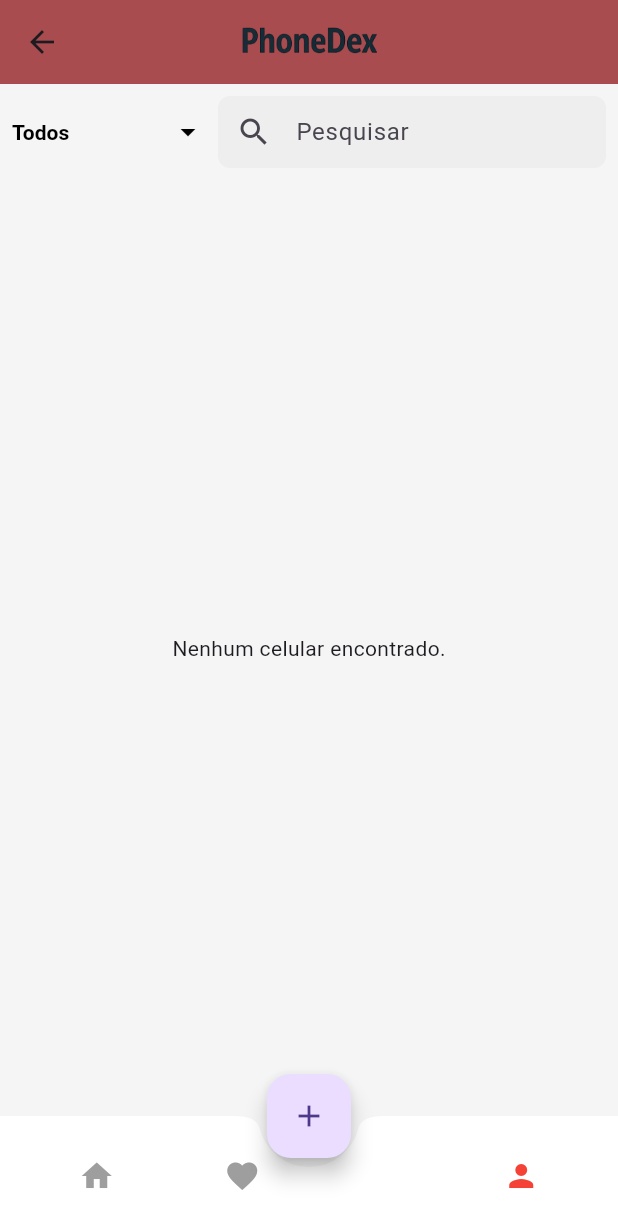
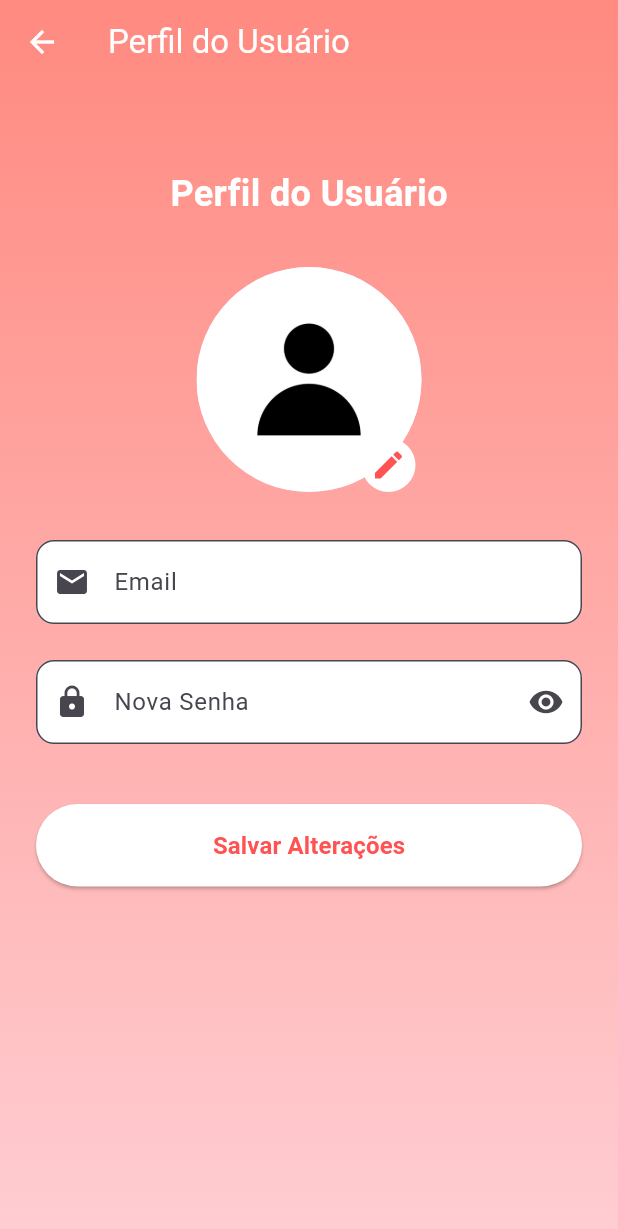
Before and after one commit to ian-veiga/PhoneDex, a Flutter app: the HomeScreen screen opened by its route, after a tap on the "person" icon, on a phone screen of 412 x 824 dp. Shown: the top 1229 px of the screen. Run offline on Flutter 3.47's test engine with Material 3 defaults, Android fonts, the phone set to English and light mode, and no system bars; our stand-ins replace cloud_firestore, firebase_auth, firebase_core, image_picker, permission_handler; accounts and stored records are empty; network calls fail.

Commit message:
alteração de telas e adição de perfil

```diff
--- a/lib/main.dart
+++ b/lib/main.dart
@@ -1,13 +1,14 @@
 import 'package:flutter/material.dart';
+import 'package:firebase_core/firebase_core.dart';
 import 'package:pphonedex/screens/register_screen.dart';
 import 'package:pphonedex/screens/splash_screen.dart';
 import 'package:pphonedex/screens/login_screen.dart';
 import 'package:pphonedex/screens/home_screen.dart';
 import 'package:pphonedex/screens/phone_detail_screen.dart';
-import '/core/firebase_config.dart';
 import 'package:pphonedex/screens/add_phone_screen.dart';
 import 'package:pphonedex/screens/SelectOpponentScreen.dart';
-import 'package:firebase_core/firebase_core.dart';
+import 'package:pphonedex/screens/profile_screen.dart'; // 👈 NOVO: tela de perfil
+import '/core/firebase_config.dart';
 
 void main() async {
   WidgetsFlutterBinding.ensureInitialized();
@@ -34,8 +35,7 @@
         '/home': (_) => const HomeScreen(),
         '/details': (_) => const PhoneDetailScreen(),
         '/add_phone': (_) => AddPhoneScreen(),
-
-        // ✅ ROTA PARA A TELA DE SELEÇÃO DE OPONENTE (com argumento)
+        '/profile': (_) => const ProfileScreen(), // ✅ Rota para tela de perfil
         '/selectForVs': (context) {
           final args = ModalRoute.of(context)!.settings.arguments as Map<String, dynamic>;
           return SelectOpponentScreen(firstPhoneId: args['firstPhoneId']);
--- a/lib/screens/home_screen.dart
+++ b/lib/screens/home_screen.dart
@@ -29,6 +29,10 @@
     });
   }
 
+  void navigateToProfile() {
+    Navigator.pushNamed(context, '/profile');
+  }
+
   @override
   Widget build(BuildContext context) {
     return Scaffold(
@@ -50,8 +54,8 @@
               padding: const EdgeInsets.symmetric(horizontal: 8, vertical: 4),
               child: StreamBuilder<List<Phone>>(
                 stream: currentIndex == 1
-                    ? PhoneService().getFavoritePhones(userId)  // ❤️ Aba Favoritos
-                    : PhoneService().getPhones(),               // 🏠 Aba Home
+                    ? PhoneService().getFavoritePhones(userId)
+                    : PhoneService().getPhones(),
                 builder: (context, snapshot) {
                   if (snapshot.connectionState == ConnectionState.waiting) {
                     return const Center(child: CircularProgressIndicator());
@@ -134,7 +138,7 @@
                   });
                 },
               ),
-              const SizedBox(width: 40),
+              const SizedBox(width: 40), // espaço para o FAB
               IconButton(
                 icon: Icon(
                   Icons.person,
@@ -144,6 +148,7 @@
                   setState(() {
                     currentIndex = 2;
                   });
+                  navigateToProfile(); // 👉 vai para a tela de perfil
                 },
               ),
             ],
--- /dev/null
+++ b/lib/screens/profile_screen.dart
@@ -0,0 +1,207 @@
+import 'package:firebase_auth/firebase_auth.dart';
+import 'package:flutter/material.dart';
+import 'package:image_picker/image_picker.dart';
+import 'package:permission_handler/permission_handler.dart';
+import 'dart:io';
+
+class ProfileScreen extends StatefulWidget {
+  const ProfileScreen({super.key});
+
+  @override
+  State<ProfileScreen> createState() => _ProfileScreenState();
+}
+
+class _ProfileScreenState extends State<ProfileScreen> {
+  final FirebaseAuth _auth = FirebaseAuth.instance;
+  final TextEditingController _emailController = TextEditingController();
+  final TextEditingController _senhaController = TextEditingController();
+
+  String? photoUrl;
+  File? selectedImage;
+  bool showPassword = false;
+
+  @override
+  void initState() {
+    super.initState();
+    final user = _auth.currentUser;
+    if (user != null) {
+      _emailController.text = user.email ?? '';
+      photoUrl = user.photoURL;
+    }
+  }
+
+  Future<void> _updateProfile() async {
+    final user = _auth.currentUser;
+
+    try {
+      if (_emailController.text != user!.email) {
+        await user.updateEmail(_emailController.text);
+      }
+
+      if (_senhaController.text.isNotEmpty) {
+        await user.updatePassword(_senhaController.text);
+      }
+
+      if (selectedImage != null) {
+        // Em produção, você subiria a imagem para o Firebase Storage e pegaria a URL
+        String newPhotoUrl = "https://placehold.co/100x100"; // Substitua pela URL real
+        await user.updatePhotoURL(newPhotoUrl);
+      }
+
+      ScaffoldMessenger.of(context).showSnackBar(
+        const SnackBar(content: Text("Perfil atualizado com sucesso!")),
+      );
+    } catch (e) {
+      ScaffoldMessenger.of(context).showSnackBar(
+        SnackBar(content: Text("Erro: $e")),
+      );
+    }
+  }
+
+  Future<void> _pickImage() async {
+    final status = await Permission.photos.request();
+    if (status.isGranted) {
+      final picker = ImagePicker();
+      final pickedFile = await picker.pickImage(source: ImageSource.gallery);
+
+      if (pickedFile != null) {
+        setState(() {
+          selectedImage = File(pickedFile.path);
+        });
+      }
+    } else {
+      ScaffoldMessenger.of(context).showSnackBar(
+        const SnackBar(content: Text("Permissão negada para acessar a galeria.")),
+      );
+    }
+  }
+
+  @override
+  Widget build(BuildContext context) {
+    final image = selectedImage != null
+        ? FileImage(selectedImage!)
+        : (photoUrl != null
+            ? NetworkImage(photoUrl!)
+            : const AssetImage("assets/images/img_perfil.png") as ImageProvider);
+
+    return Scaffold(
+      extendBodyBehindAppBar: true,
+      backgroundColor: Colors.transparent,
+      appBar: AppBar(
+        title: const Text("Perfil do Usuário"),
+        backgroundColor: Colors.transparent,
+        elevation: 0,
+        foregroundColor: Colors.white, // cor do ícone de voltar
+      ),
+      body: Container(
+        width: double.infinity,
+        height: double.infinity,
+        decoration: const BoxDecoration(
+          gradient: LinearGradient(
+            colors: [Color(0xFFFF8A80), Color(0xFFFFCDD2)],
+            begin: Alignment.topCenter,
+            end: Alignment.bottomCenter,
+          ),
+        ),
+        child: SafeArea(
+          child: SingleChildScrollView(
+            padding: const EdgeInsets.symmetric(horizontal: 24, vertical: 32),
+            child: Column(
+              mainAxisAlignment: MainAxisAlignment.center,
+              children: [
+                const SizedBox(height: 24),
+                const Text(
+                  "Perfil do Usuário",
+                  style: TextStyle(
+                    fontSize: 24,
+                    fontWeight: FontWeight.bold,
+                    color: Colors.white,
+                  ),
+                ),
+                const SizedBox(height: 32),
+                Stack(
+                  alignment: Alignment.bottomRight,
+                  children: [
+                    CircleAvatar(
+                      radius: 75,
+                      backgroundImage: image,
+                    ),
+                    Positioned(
+                      bottom: 0,
+                      right: 4,
+                      child: GestureDetector(
+                        onTap: _pickImage,
+                        child: Container(
+                          padding: const EdgeInsets.all(6),
+                          decoration: const BoxDecoration(
+                            color: Colors.white,
+                            shape: BoxShape.circle,
+                          ),
+                          child: const Icon(Icons.edit, color: Colors.redAccent),
+                        ),
+                      ),
+                    ),
+                  ],
+                ),
+                const SizedBox(height: 32),
+                TextField(
+                  controller: _emailController,
+                  decoration: InputDecoration(
+                    labelText: "Email",
+                    prefixIcon: const Icon(Icons.email),
+                    border: OutlineInputBorder(borderRadius: BorderRadius.circular(12)),
+                    fillColor: Colors.white,
+                    filled: true,
+                  ),
+                  keyboardType: TextInputType.emailAddress,
+                ),
+                const SizedBox(height: 24),
+                TextField(
+                  controller: _senhaController,
+                  obscureText: !showPassword,
+                  decoration: InputDecoration(
+                    labelText: "Nova Senha",
+                    prefixIcon: const Icon(Icons.lock),
+                    suffixIcon: IconButton(
+                      icon: Icon(showPassword ? Icons.visibility_off : Icons.visibility),
+                      onPressed: () {
+                        setState(() {
+                          showPassword = !showPassword;
+                        });
+                      },
+                    ),
+                    border: OutlineInputBorder(borderRadius: BorderRadius.circular(12)),
+                    fillColor: Colors.white,
+                    filled: true,
+                  ),
+                ),
+                const SizedBox(height: 40),
+                SizedBox(
+                  width: double.infinity,
+                  child: ElevatedButton(
+                    onPressed: _updateProfile,
+                    style: ElevatedButton.styleFrom(
+                      backgroundColor: Colors.white,
+                      foregroundColor: Colors.redAccent,
+                      padding: const EdgeInsets.symmetric(vertical: 16),
+                      shape: RoundedRectangleBorder(
+                        borderRadius: BorderRadius.circular(30),
+                      ),
+                    ),
+                    child: const Text(
+                      "Salvar Alterações",
+                      style: TextStyle(
+                        fontSize: 16,
+                        fontWeight: FontWeight.bold,
+                      ),
+                    ),
+                  ),
+                ),
+              ],
+            ),
+          ),
+        ),
+      ),
+    );
+  }
+}
--- a/pubspec.yaml
+++ b/pubspec.yaml
@@ -34,6 +34,8 @@
   provider: ^6.1.2
   flutter:
     sdk: flutter
+  image_picker: ^1.0.4
+  permission_handler: ^11.0.1
 
   # The following adds the Cupertino Icons font to your application.
   # Use with the CupertinoIcons class for iOS style icons.
@@ -64,6 +66,7 @@
   # To add assets to your application, add an assets section, like this:
   assets:
    - assets/images/
+   - assets/images/img_perfil.png
 
   # An image asset can refer to one or more resolution-specific "variants", see
   # https://flutter.dev/to/resolution-aware-images
```
Also changed, not shown: lib/models/phone_model.dart (+8 -0 lines), lib/screens/add_phone_screen.dart (+81 -15 lines), lib/screens/comparison_screen.dart (+14 -20 lines), lib/screens/phone_detail_screen.dart (+18 -12 lines), assets/images/img_perfil.png (added), 1 other file.
